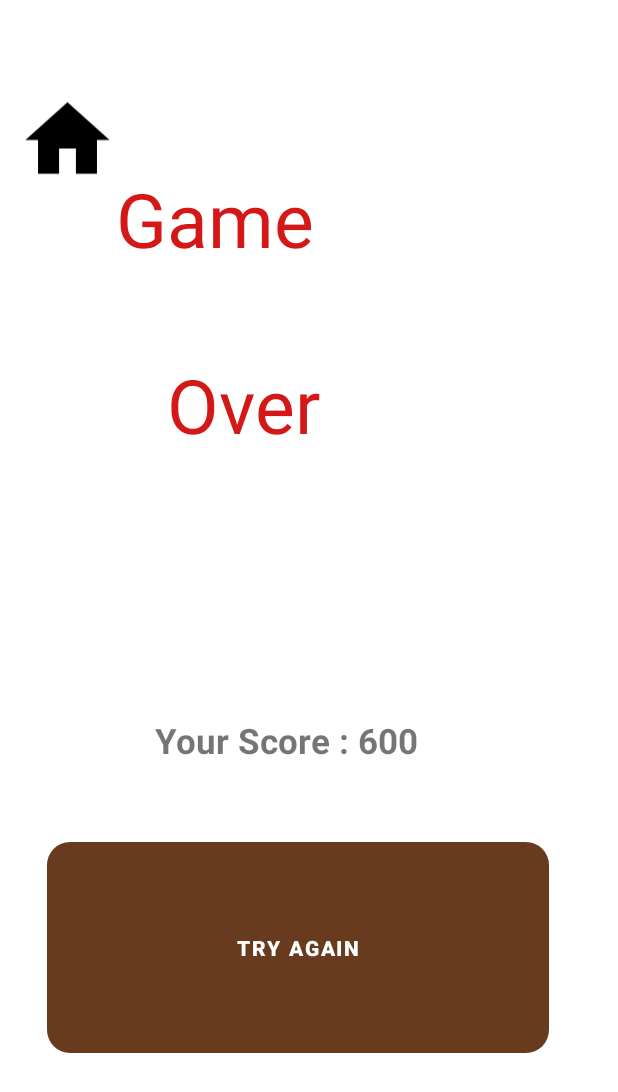
After one commit to rayalajeevan/StarvingSnake, an Android app: the GameOverActivity screen opened directly, with no data from a screen before it, on a phone screen of 412 x 824 dp. The commit adds this screen. Shown: the top 1092 px of the screen. Run offline under Robolectric (Android 15) with nearby library versions, the phone set to English and light mode, and no system bars.

Commit message:
added game over

```diff
--- a/app/src/main/AndroidManifest.xml
+++ b/app/src/main/AndroidManifest.xml
@@ -7,18 +7,21 @@
         android:allowBackup="true"
         android:dataExtractionRules="@xml/data_extraction_rules"
         android:fullBackupContent="@xml/backup_rules"
+        android:hardwareAccelerated="false"
         android:icon="@mipmap/ic_launcher"
         android:label="@string/app_name"
-        android:hardwareAccelerated="false"
         android:largeHeap="true"
         android:roundIcon="@mipmap/ic_launcher_round"
         android:supportsRtl="true"
         android:theme="@style/Theme.StarvingSnake"
         tools:targetApi="31">
         <activity
+            android:name=".GameOverActivity"
+            android:exported="false" />
+        <activity
             android:name=".PlayingAreaActivity"
             android:exported="false"
-            android:theme="@style/Theme.StarvingSnake.NoActionBar"/>
+            android:theme="@style/Theme.StarvingSnake.NoActionBar" />
         <activity
             android:name=".MainActivity"
             android:exported="true"
--- /dev/null
+++ b/app/src/main/java/com/example/starvingsnake/GameOverActivity.kt
@@ -0,0 +1,11 @@
+package com.example.starvingsnake
+
+import androidx.appcompat.app.AppCompatActivity
+import android.os.Bundle
+
+class GameOverActivity : AppCompatActivity() {
+    override fun onCreate(savedInstanceState: Bundle?) {
+        super.onCreate(savedInstanceState)
+        setContentView(R.layout.activity_game_over)
+    }
+}
--- a/app/src/main/java/com/example/starvingsnake/PlayingAreaActivity.kt
+++ b/app/src/main/java/com/example/starvingsnake/PlayingAreaActivity.kt
@@ -1,5 +1,6 @@
 package com.example.starvingsnake
 
+import android.content.Intent
 import android.graphics.Canvas
 import android.graphics.Color
 import android.graphics.Paint
@@ -25,6 +26,7 @@ import kotlin.concurrent.timerTask
 
 class PlayingAreaActivity : AppCompatActivity(),SurfaceHolder.Callback,GestureDetector.OnGestureListener {
     private lateinit  var surface_vew:SurfaceView
+    private var user_name:String="User"
 
     private var snake_movable_position:String="t"
 
@@ -227,6 +229,12 @@ class PlayingAreaActivity : AppCompatActivity(),SurfaceHolder.Callback,GestureDe
         bonus_positionX=(snake_max_length*randonXposition)+snake_max_length
         bonus_positionY=(snake_max_length*randonYposition)+snake_max_length
     }
+    fun moveToGameOver(){
+        val intent=Intent(this,GameOverActivity::class.java)
+        intent.putExtra("Game_score",game_score)
+        intent.putExtra("Username",user_name)
+        startActivity(intent)
+    }
 
     private  fun moveSnake(){
         timer=Timer()
@@ -263,13 +271,7 @@ class PlayingAreaActivity : AppCompatActivity(),SurfaceHolder.Callback,GestureDe
                 if (checkGameOver(headPosx,headPosY)){
                     timer.purge()
                     timer.cancel()
-                    this@PlayingAreaActivity.runOnUiThread(Runnable {
-                        val alert=AlertDialog.Builder(applicationContext)
-                        alert.setTitle("Game Over!")
-                        alert.setMessage("Your Score is "+game_score.toString())
-                        alert.setCancelable(false)
-                        alert.show()
-                    })
+                    moveToGameOver()
 
                 }
                 else{
@@ -333,6 +335,9 @@ class PlayingAreaActivity : AppCompatActivity(),SurfaceHolder.Callback,GestureDe
         },(150).toLong(),(150).toLong())
 
     }
+
+
+
     private  fun growSnake(){
         var snake_dot:SnakeDots= SnakeDots(0,0)
         snake_dots.add(snake_dot)
--- /dev/null
+++ b/app/src/main/res/drawable/ic_baseline_home_24.xml
@@ -0,0 +1,5 @@
+<vector android:height="24dp" android:tint="#000000"
+    android:viewportHeight="24" android:viewportWidth="24"
+    android:width="24dp" xmlns:android="http://schemas.android.com/apk/res/android">
+    <path android:fillColor="@android:color/white" android:pathData="M10,20v-6h4v6h5v-8h3L12,3 2,12h3v8z"/>
+</vector>
--- /dev/null
+++ b/app/src/main/res/drawable/round_corner.xml
@@ -0,0 +1,12 @@
+<?xml version="1.0" encoding="utf-8"?>
+<shape
+    xmlns:android="http://schemas.android.com/apk/res/android"
+    android:shape="oval">
+
+    <solid
+        android:color="@color/orange_200" />
+
+    <size
+        android:width="400dp"
+        android:height="400dp"/>
+</shape>
--- /dev/null
+++ b/app/src/main/res/drawable/roundedcorneredittext.xml
@@ -0,0 +1,13 @@
+<?xml version="1.0" encoding="utf-8"?>
+<!--  res/drawable/rounded_edittext.xml -->
+<shape xmlns:android="http://schemas.android.com/apk/res/android"
+    android:shape="rectangle"
+    android:padding="10dp">
+
+    <solid android:color="#ECEFF1" />
+    <corners
+        android:bottomRightRadius="15dp"
+        android:bottomLeftRadius="15dp"
+        android:topLeftRadius="15dp"
+        android:topRightRadius="15dp" />
+</shape>
--- /dev/null
+++ b/app/src/main/res/layout/activity_game_over.xml
@@ -0,0 +1,90 @@
+<?xml version="1.0" encoding="utf-8"?>
+<RelativeLayout xmlns:android="http://schemas.android.com/apk/res/android"
+    xmlns:app="http://schemas.android.com/apk/res-auto"
+    xmlns:tools="http://schemas.android.com/tools"
+    android:layout_width="match_parent"
+    android:layout_height="match_parent"
+    tools:context=".GameOverActivity">
+
+
+    <ImageView
+        android:id="@+id/imageView1"
+        android:layout_width="wrap_content"
+        android:layout_height="wrap_content"
+        android:layout_alignParentStart="true"
+        android:layout_alignParentTop="true"
+        android:layout_alignParentEnd="true"
+        android:layout_alignParentBottom="true"
+        android:layout_marginStart="11dp"
+        android:layout_marginTop="12dp"
+        android:layout_marginEnd="333dp"
+        android:layout_marginBottom="649dp"
+        android:src="@drawable/ic_baseline_home_24" />
+
+    <TextView
+        android:id="@+id/textView1"
+        android:layout_width="293dp"
+        android:layout_height="103dp"
+        android:layout_alignParentStart="true"
+        android:layout_alignParentTop="true"
+        android:layout_alignParentEnd="true"
+        android:layout_alignParentBottom="true"
+        android:layout_marginStart="52dp"
+        android:layout_marginTop="112dp"
+        android:layout_marginEnd="66dp"
+        android:layout_marginBottom="515dp"
+        android:text="  Game "
+        android:textColor="#D41717"
+        android:textSize="50dp" />
+
+    <TextView
+        android:id="@+id/textView2"
+        android:layout_width="wrap_content"
+        android:layout_height="80dp"
+        android:layout_alignParentStart="true"
+        android:layout_alignParentTop="true"
+        android:layout_alignParentEnd="true"
+        android:layout_alignParentBottom="true"
+        android:layout_marginStart="73dp"
+        android:layout_marginTop="236dp"
+        android:layout_marginEnd="74dp"
+        android:layout_marginBottom="415dp"
+        android:text="   Over "
+        android:textColor="#D41717"
+        android:textSize="50dp" />
+
+    <Button
+        android:id="@+id/button"
+        android:layout_width="334dp"
+        android:layout_height="wrap_content"
+        android:layout_alignParentStart="true"
+        android:layout_alignParentTop="true"
+        android:layout_alignParentEnd="true"
+        android:layout_alignParentBottom="true"
+        android:layout_marginStart="31dp"
+        android:layout_marginTop="561dp"
+        android:layout_marginEnd="46dp"
+        android:layout_marginBottom="122dp"
+        android:background="@drawable/roundedcorneredittext"
+        android:backgroundTint="#683B1E"
+        android:text="Try Again"
+        android:textStyle="bold" />
+
+    <TextView
+        android:id="@+id/textView"
+        android:layout_width="178dp"
+        android:layout_height="wrap_content"
+        android:layout_alignParentStart="true"
+        android:layout_alignParentTop="true"
+        android:layout_alignParentEnd="true"
+        android:layout_alignParentBottom="true"
+        android:layout_marginStart="103dp"
+        android:layout_marginTop="478dp"
+        android:layout_marginEnd="130dp"
+        android:layout_marginBottom="222dp"
+        android:text="Your Score : 600"
+        android:textSize="23dp"
+        android:textStyle="bold" />
+
+
+</RelativeLayout>
--- a/app/src/main/res/values/colors.xml
+++ b/app/src/main/res/values/colors.xml
@@ -8,6 +8,7 @@
     <color name="black">#FF000000</color>
     <color name="white">#FFFFFFFF</color>
     <color name="brow_for_app">#C8C4C2</color>
+    <color name="orange_200">#683b1e</color>
     <color name="bg_for_playingarea">#D8D3D3</color>
 
 </resources>
--- a/app/src/main/res/values/themes.xml
+++ b/app/src/main/res/values/themes.xml
@@ -2,12 +2,12 @@
     <!-- Base application theme. -->
     <style name="Theme.StarvingSnake" parent="Theme.MaterialComponents.DayNight.NoActionBar">
         <!-- Primary brand color. -->
-        <item name="colorPrimary">@color/purple_500</item>
-        <item name="colorPrimaryVariant">@color/purple_700</item>
+        <item name="colorPrimary">@color/orange_200</item>
+        <item name="colorPrimaryVariant">@color/orange_200</item>
         <item name="colorOnPrimary">@color/white</item>
         <!-- Secondary brand color. -->
-        <item name="colorSecondary">@color/teal_200</item>
-        <item name="colorSecondaryVariant">@color/teal_700</item>
+        <item name="colorSecondary">@color/orange_200</item>
+        <item name="colorSecondaryVariant">@color/orange_200</item>
         <item name="colorOnSecondary">@color/white</item>
         <!-- Status bar color. -->
         <item name="android:statusBarColor" tools:targetApi="l">?attr/colorPrimaryVariant</item>
```
Also changed, not shown: 1 other file.
